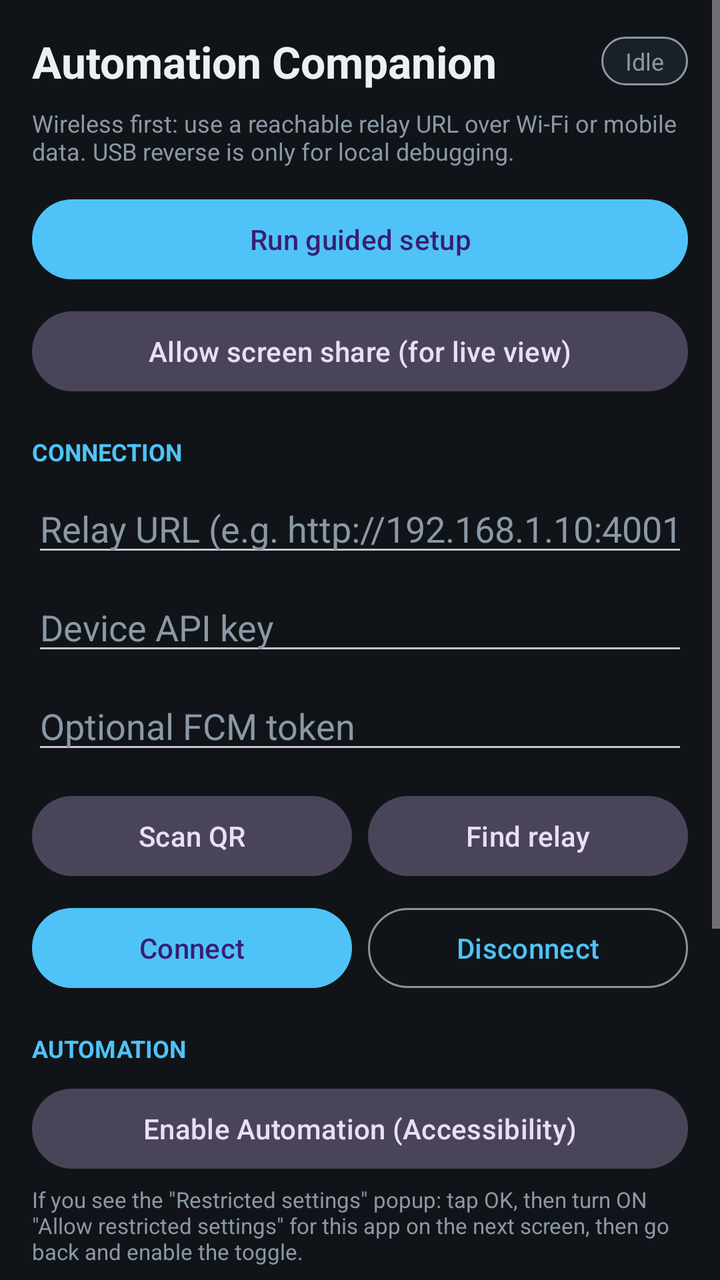
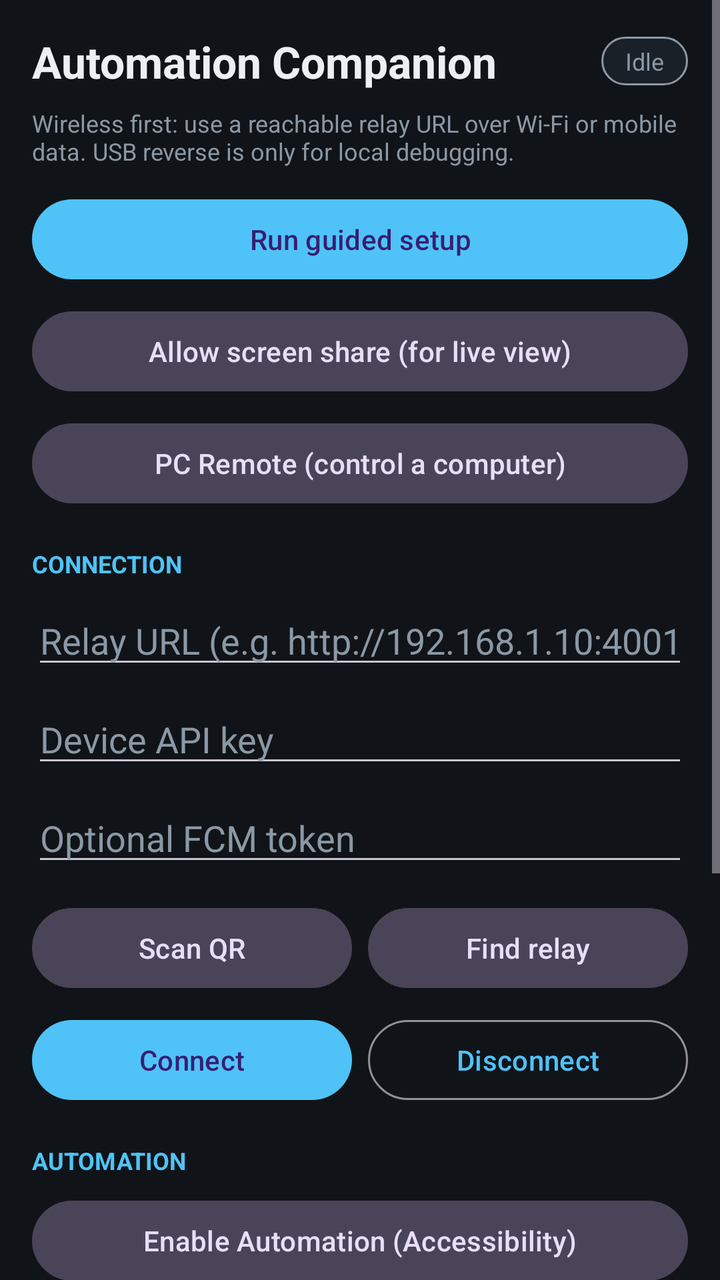

Compare the two renders of this Android layout. The source of the first and the diff that turns it into the second are given below.
<!-- AndroidManifest.xml: application theme Theme.Companion -->
<!-- res/layout/activity_main.xml -->
<?xml version="1.0" encoding="utf-8"?>
<ScrollView xmlns:android="http://schemas.android.com/apk/res/android"
    android:layout_width="match_parent"
    android:layout_height="match_parent"
    android:background="@color/background"
    android:fillViewport="true">

    <LinearLayout
        android:layout_width="match_parent"
        android:layout_height="wrap_content"
        android:orientation="vertical"
        android:padding="16dp">

        <LinearLayout
            android:layout_width="match_parent"
            android:layout_height="wrap_content"
            android:gravity="center_vertical"
            android:orientation="horizontal">

            <TextView
                android:layout_width="0dp"
                android:layout_height="wrap_content"
                android:layout_weight="1"
                android:text="Automation Companion"
                android:textColor="@color/text_primary"
                android:textSize="22sp"
                android:textStyle="bold" />

            <TextView
                android:id="@+id/statusBadge"
                android:layout_width="wrap_content"
                android:layout_height="wrap_content"
                android:background="@drawable/bg_status_badge"
                android:paddingStart="12dp"
                android:paddingTop="4dp"
                android:paddingEnd="12dp"
                android:paddingBottom="4dp"
                android:text="Idle"
                android:textColor="@color/text_secondary"
                android:textSize="12sp" />
        </LinearLayout>

        <TextView
            android:layout_width="match_parent"
            android:layout_height="wrap_content"
            android:layout_marginTop="8dp"
            android:text="@string/setup_hint"
            android:textColor="@color/text_secondary"
            android:textSize="12sp" />

        <com.google.android.material.button.MaterialButton
            android:id="@+id/setupButton"
            android:layout_width="match_parent"
            android:layout_height="wrap_content"
            android:layout_marginTop="12dp"
            android:text="Run guided setup" />

        <com.google.android.material.button.MaterialButton
            android:id="@+id/screenShareButton"
            style="@style/Widget.Material3.Button.TonalButton"
            android:layout_width="match_parent"
            android:layout_height="wrap_content"
            android:layout_marginTop="8dp"
            android:text="Allow screen share (for live view)" />

        <TextView
            android:layout_width="match_parent"
            android:layout_height="wrap_content"
            android:layout_marginTop="18dp"
            android:text="CONNECTION"
            android:textColor="@color/accent"
            android:textSize="12sp"
            android:textStyle="bold" />

        <EditText
            android:id="@+id/relayUrlInput"
            android:layout_width="match_parent"
            android:layout_height="wrap_content"
            android:layout_marginTop="8dp"
            android:hint="Relay URL (e.g. http://192.168.1.10:4001)"
            android:inputType="textUri"
            android:singleLine="true"
            android:textColor="@color/text_primary"
            android:textColorHint="@color/text_secondary" />

        <EditText
            android:id="@+id/apiKeyInput"
            android:layout_width="match_parent"
            android:layout_height="wrap_content"
            android:layout_marginTop="8dp"
            android:hint="Device API key"
            android:inputType="text"
            android:singleLine="true"
            android:textColor="@color/text_primary"
            android:textColorHint="@color/text_secondary" />

        <EditText
            android:id="@+id/fcmTokenInput"
            android:layout_width="match_parent"
            android:layout_height="wrap_content"
            android:layout_marginTop="8dp"
            android:hint="Optional FCM token"
            android:inputType="text"
            android:singleLine="true"
            android:textColor="@color/text_primary"
            android:textColorHint="@color/text_secondary" />

        <LinearLayout
            android:layout_width="match_parent"
            android:layout_height="wrap_content"
            android:layout_marginTop="12dp"
            android:orientation="horizontal">

            <com.google.android.material.button.MaterialButton
                android:id="@+id/scanQrButton"
                style="@style/Widget.Material3.Button.TonalButton"
                android:layout_width="0dp"
                android:layout_height="wrap_content"
                android:layout_weight="1"
                android:text="Scan QR" />

            <com.google.android.material.button.MaterialButton
                android:id="@+id/findLanButton"
                style="@style/Widget.Material3.Button.TonalButton"
                android:layout_width="0dp"
                android:layout_height="wrap_content"
                android:layout_marginStart="8dp"
                android:layout_weight="1"
                android:text="Find relay" />
        </LinearLayout>

        <LinearLayout
            android:layout_width="match_parent"
            android:layout_height="wrap_content"
            android:layout_marginTop="8dp"
            android:orientation="horizontal">

            <com.google.android.material.button.MaterialButton
                android:id="@+id/connectButton"
                android:layout_width="0dp"
                android:layout_height="wrap_content"
                android:layout_weight="1"
                android:text="Connect" />

            <com.google.android.material.button.MaterialButton
                android:id="@+id/disconnectButton"
                style="@style/Widget.Material3.Button.OutlinedButton"
                android:layout_width="0dp"
                android:layout_height="wrap_content"
                android:layout_marginStart="8dp"
                android:layout_weight="1"
                android:text="Disconnect" />
        </LinearLayout>

        <TextView
            android:layout_width="match_parent"
            android:layout_height="wrap_content"
            android:layout_marginTop="18dp"
            android:text="AUTOMATION"
            android:textColor="@color/accent"
            android:textSize="12sp"
            android:textStyle="bold" />

        <com.google.android.material.button.MaterialButton
            android:id="@+id/enableAccessibilityButton"
            style="@style/Widget.Material3.Button.TonalButton"
            android:layout_width="match_parent"
            android:layout_height="wrap_content"
            android:layout_marginTop="8dp"
            android:text="Enable Automation (Accessibility)" />

        <TextView
            android:layout_width="match_parent"
            android:layout_height="wrap_content"
            android:layout_marginTop="4dp"
            android:text="If you see the &quot;Restricted settings&quot; popup: tap OK, then turn ON &quot;Allow restricted settings&quot; for this app on the next screen, then go back and enable the toggle."
            android:textColor="@color/text_secondary"
            android:textSize="11sp" />

        <TextView
            android:layout_width="match_parent"
            android:layout_height="wrap_content"
            android:layout_marginTop="18dp"
            android:text="RECORDING"
            android:textColor="@color/accent"
            android:textSize="12sp"
            android:textStyle="bold" />

        <com.google.android.material.button.MaterialButton
            android:id="@+id/recordButton"
            style="@style/Widget.Material3.Button"
            android:layout_width="match_parent"
            android:layout_height="wrap_content"
            android:layout_marginTop="8dp"
            android:text="Start recording" />

        <TextView
            android:layout_width="match_parent"
            android:layout_height="wrap_content"
            android:layout_marginTop="4dp"
            android:text="Record taps directly on the phone. A numbered circle is drawn at each tap; the steps are uploaded to the panel when you stop."
            android:textColor="@color/text_secondary"
            android:textSize="11sp" />

        <TextView
            android:id="@+id/recordStatusText"
            android:layout_width="match_parent"
            android:layout_height="wrap_content"
            android:layout_marginTop="8dp"
            android:text="Idle"
            android:textColor="@color/text_secondary"
            android:textSize="13sp" />

        <TextView
            android:layout_width="match_parent"
            android:layout_height="wrap_content"
            android:layout_marginTop="18dp"
            android:text="STATUS"
            android:textColor="@color/accent"
            android:textSize="12sp"
            android:textStyle="bold" />

        <TextView
            android:id="@+id/statusText"
            android:layout_width="match_parent"
            android:layout_height="wrap_content"
            android:layout_marginTop="8dp"
            android:text="Idle"
            android:textColor="@color/ok"
            android:textSize="14sp" />

        <TextView
            android:id="@+id/logText"
            android:layout_width="match_parent"
            android:layout_height="wrap_content"
            android:layout_marginTop="8dp"
            android:fontFamily="monospace"
            android:text=""
            android:textColor="@color/text_secondary"
            android:textIsSelectable="true"
            android:textSize="12sp" />
    </LinearLayout>
</ScrollView>
<!-- resources referenced by this layout -->
<resources>
  <color name="accent">#4FC3F7</color>
  <color name="background">#101418</color>
  <color name="ok">#66BB6A</color>
  <color name="text_primary">#ECF0F3</color>
  <color name="text_secondary">#8B98A5</color>
  <!-- drawable bg_status_badge (drawable) -->
  <?xml version="1.0" encoding="utf-8"?>
  <shape xmlns:android="http://schemas.android.com/apk/res/android"
      android:shape="rectangle">
      <solid android:color="@color/surface" />
      <corners android:radius="16dp" />
      <stroke
          android:width="1dp"
          android:color="@color/text_secondary" />
  </shape>
  <string name="setup_hint">Wireless first: use a reachable relay URL over Wi-Fi or mobile data. USB reverse is only for local debugging.</string>
  <style name="Theme.Companion" parent="Theme.Material3.Dark.NoActionBar">
          <item name="colorPrimary">@color/accent</item>
          <item name="android:statusBarColor">@color/background</item>
          <item name="android:navigationBarColor">@color/background</item>
      </style>
  <color name="surface">#1A2027</color>
</resources>

<!-- the commit's change to res/layout/activity_main.xml (unified diff, before → after) -->
@@ -63,6 +63,14 @@
             android:layout_marginTop="8dp"
             android:text="Allow screen share (for live view)" />
 
+        <com.google.android.material.button.MaterialButton
+            android:id="@+id/pcRemoteButton"
+            style="@style/Widget.Material3.Button.TonalButton"
+            android:layout_width="match_parent"
+            android:layout_height="wrap_content"
+            android:layout_marginTop="8dp"
+            android:text="PC Remote (control a computer)" />
+
         <TextView
             android:layout_width="match_parent"
             android:layout_height="wrap_content"
